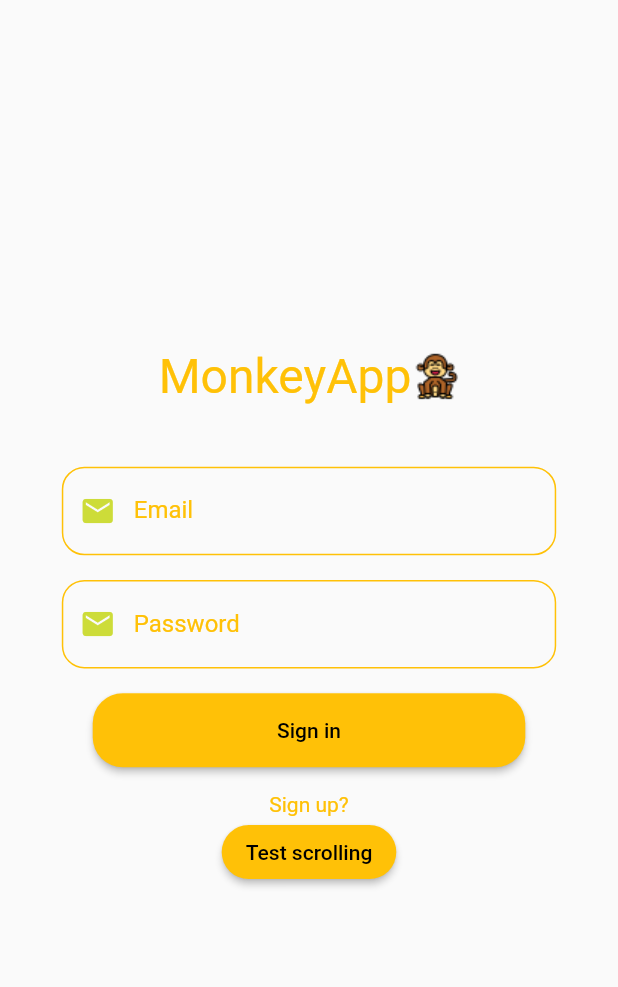
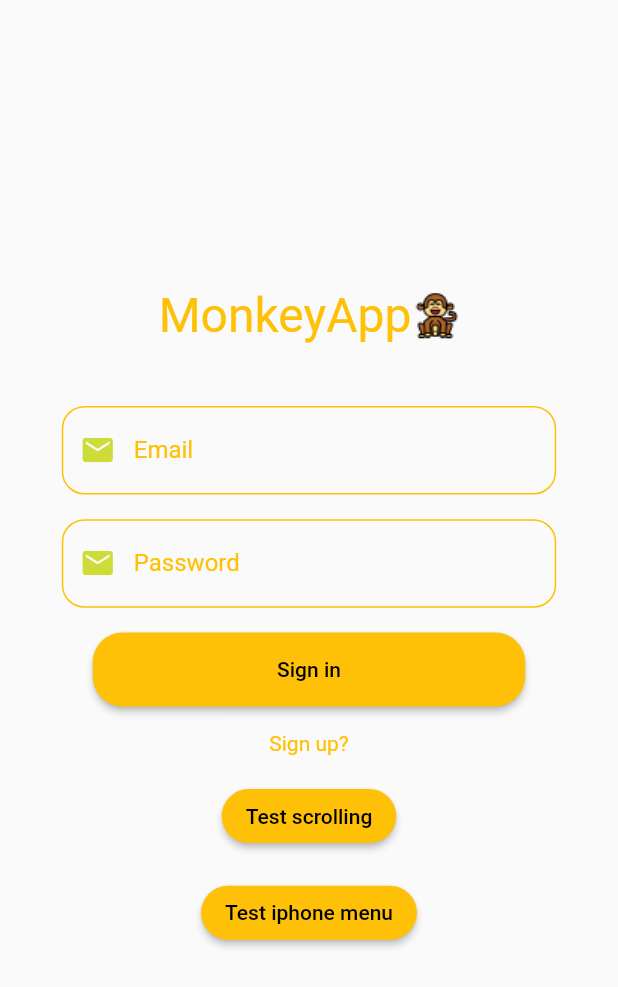
Before and after one commit to riazonbin/flutter_class_work, a Flutter app: the screen it shows after launch, on a phone screen of 412 x 824 dp. Shown: the top 987 px of the screen. Run offline on Flutter 3.47's test engine with Material 2 defaults, Android fonts, the light colour scheme and no system bars.

Commit message:
added iphone menu page

```diff
--- a/lib/auth_page.dart
+++ b/lib/auth_page.dart
@@ -64,13 +64,29 @@ class AuthPage extends StatelessWidget {
                 onTap: () {},
               ),
               SizedBox(
+                height: MediaQuery.of(context).size.height * 0.02,
+              ),
+              SizedBox(
                 child: ElevatedButton(
                   style: const ButtonStyle(
                       shape: MaterialStatePropertyAll(RoundedRectangleBorder(
                           borderRadius: BorderRadius.all(Radius.circular(20)))),
                       backgroundColor: MaterialStatePropertyAll(Colors.amber)),
-                  onPressed:() => Navigator.pushNamed(context, '/scrolling'),
+                  onPressed: () => Navigator.pushNamed(context, '/scrolling'),
                   child: const Text("Test scrolling"),
+                ),
+              ),
+                            SizedBox(
+                height: MediaQuery.of(context).size.height * 0.02,
+              ),
+                           SizedBox(
+                child: ElevatedButton(
+                  style: const ButtonStyle(
+                      shape: MaterialStatePropertyAll(RoundedRectangleBorder(
+                          borderRadius: BorderRadius.all(Radius.circular(20)))),
+                      backgroundColor: MaterialStatePropertyAll(Colors.amber)),
+                  onPressed: () => Navigator.pushNamed(context, '/iphone_menu'),
+                  child: const Text("Test iphone menu"),
                 ),
               ),
             ],
--- a/lib/main.dart
+++ b/lib/main.dart
@@ -1,4 +1,5 @@
 import 'package:flutter/material.dart';
+import 'package:flutter_class_work/pages/iphone_menu.dart';
 import 'package:flutter_class_work/pages/scrolling.dart';
 import 'auth_page.dart';
 import 'home.dart';
@@ -25,7 +26,8 @@ class MyTheme extends StatelessWidget {
       routes: {
         '/': (context) => const AuthPage(),
         '/home':(context) => const HomePage(),
-        '/scrolling':(context) => const ScrollingPage()
+        '/scrolling':(context) => const ScrollingPage(),
+        '/iphone_menu':(context) => const IphoneMenuPage()
         },
     );
   }
```
Also changed, not shown: lib/pages/iphone_menu.dart (added, +56 -0 lines).
